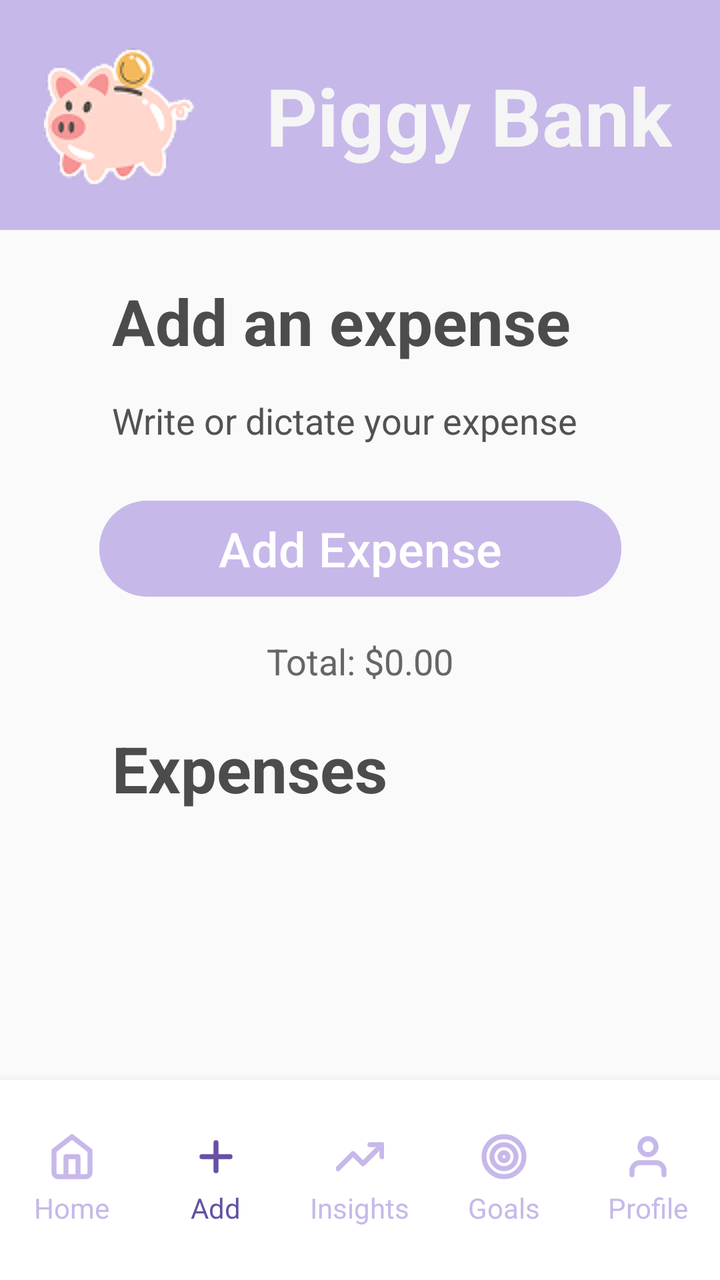
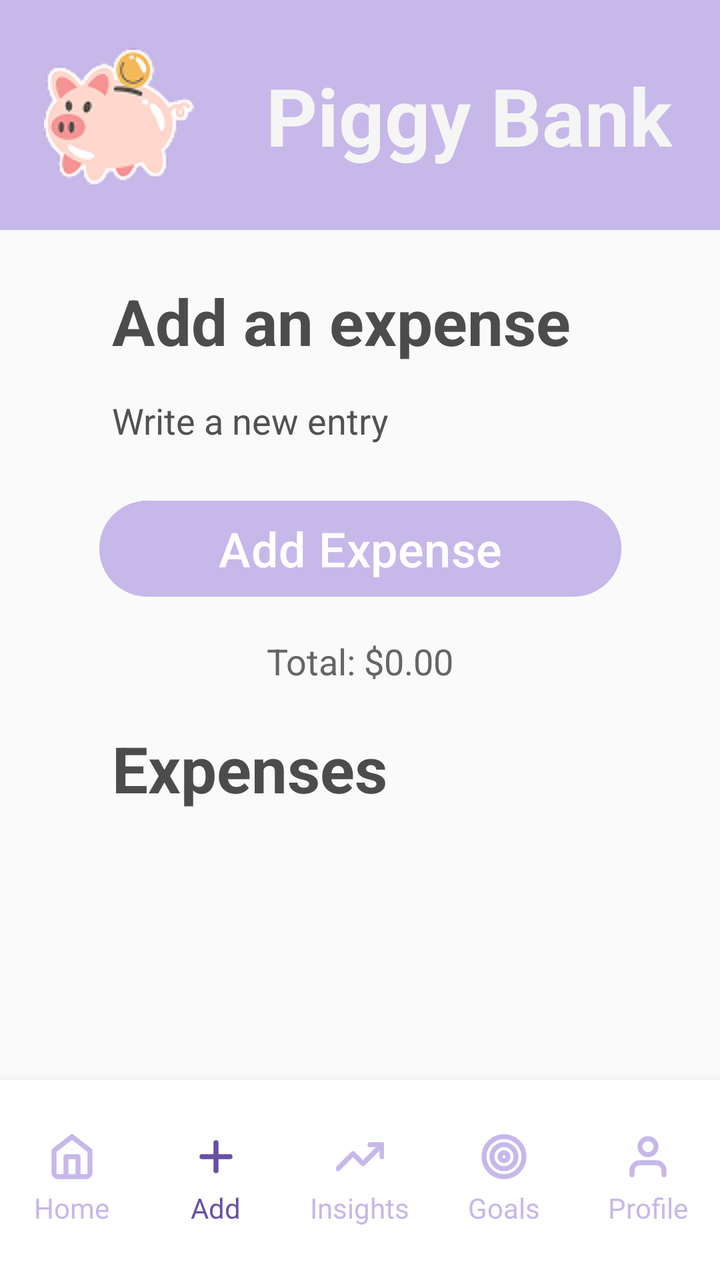

An Android layout rendered at two revisions. The XML below is the earlier revision; the diff shows what the commit changed to produce the second picture.
<!-- AndroidManifest.xml: application theme Theme.PiggyBank -->
<!-- res/layout/activity_add_expense.xml -->
<?xml version="1.0" encoding="utf-8"?>
<androidx.constraintlayout.widget.ConstraintLayout
    xmlns:android="http://schemas.android.com/apk/res/android"
    xmlns:app="http://schemas.android.com/apk/res-auto"
    android:layout_width="match_parent"
    android:layout_height="match_parent"
    android:background="#FAFAFA">

    
    <View
        android:id="@+id/headerBackground"
        android:layout_width="0dp"
        android:layout_height="115dp"
        android:background="#C7B8EA"
        app:layout_constraintTop_toTopOf="parent"
        app:layout_constraintStart_toStartOf="parent"
        app:layout_constraintEnd_toEndOf="parent"/>

    <ImageView
        android:id="@+id/logoPig"
        android:layout_width="75dp"
        android:layout_height="106dp"
        android:layout_marginStart="22dp"
        android:layout_marginTop="9dp"
        android:src="@drawable/logopiggyhome"
        android:scaleType="fitCenter"
        app:layout_constraintStart_toStartOf="parent"
        app:layout_constraintTop_toTopOf="parent"/>

    <TextView
        android:id="@+id/tvAppName"
        android:layout_width="wrap_content"
        android:layout_height="wrap_content"
        android:text="Piggy Bank"
        android:textSize="40sp"
        android:textColor="#F5F5F5"
        android:textStyle="bold"
        android:layout_marginEnd="24dp"
        app:layout_constraintEnd_toEndOf="parent"
        app:layout_constraintTop_toTopOf="@id/headerBackground"
        app:layout_constraintBottom_toBottomOf="@id/headerBackground"/>

    

    <ImageView
        android:id="@+id/btnBack"
        android:layout_width="35dp"
        android:layout_height="35dp"
        android:layout_marginStart="10dp"
        android:layout_marginTop="24dp"
        app:layout_constraintStart_toStartOf="parent"
        app:layout_constraintTop_toBottomOf="@id/headerBackground"/>

    <TextView
        android:id="@+id/tvAddExpenseTitle"
        android:layout_width="wrap_content"
        android:layout_height="wrap_content"
        android:text="Add an expense"
        android:textSize="32sp"
        android:textColor="#4C4C4C"
        android:textStyle="bold"
        android:layout_marginStart="56dp"
        app:layout_constraintStart_toStartOf="@id/headerBackground"
        app:layout_constraintTop_toTopOf="@id/btnBack"/>

    <TextView
        android:id="@+id/tvAddExpenseSubtitle"
        android:layout_width="wrap_content"
        android:layout_height="wrap_content"
        android:text="Write or dictate your expense"
        android:textSize="18sp"
        android:textColor="#525252"
        android:layout_marginTop="16dp"
        app:layout_constraintStart_toStartOf="@id/tvAddExpenseTitle"
        app:layout_constraintTop_toBottomOf="@id/tvAddExpenseTitle"/>

    
    <Button
        android:id="@+id/btnAddExpense"
        android:layout_width="261dp"
        android:layout_height="wrap_content"
        android:minHeight="56dp"
        android:text="Add Expense"
        android:textSize="24sp"
        android:textColor="#FFFFFF"
        android:backgroundTint="#C7B8EA"
        android:textAllCaps="false"
        android:layout_marginTop="24dp"
        app:layout_constraintTop_toBottomOf="@id/tvAddExpenseSubtitle"
        app:layout_constraintStart_toStartOf="parent"
        app:layout_constraintEnd_toEndOf="parent"/>

    
    <TextView
        android:id="@+id/tvTotalExpenses"
        android:layout_width="wrap_content"
        android:layout_height="wrap_content"
        android:text="Total: $0.00"
        android:textSize="18sp"
        android:textColor="#666666"
        android:layout_marginTop="16dp"
        app:layout_constraintTop_toBottomOf="@id/btnAddExpense"
        app:layout_constraintStart_toStartOf="parent"
        app:layout_constraintEnd_toEndOf="parent"/>

    

    <TextView
        android:id="@+id/tvExpensesTitle"
        android:layout_width="wrap_content"
        android:layout_height="wrap_content"
        android:text="Expenses"
        android:textSize="32sp"
        android:textColor="#4C4C4C"
        android:textStyle="bold"
        android:layout_marginTop="20dp"
        app:layout_constraintStart_toStartOf="@id/tvAddExpenseTitle"
        app:layout_constraintTop_toBottomOf="@id/tvTotalExpenses"/>

    <androidx.recyclerview.widget.RecyclerView
        android:id="@+id/rvExpenses"
        android:layout_width="326dp"
        android:layout_height="0dp"
        android:layout_marginTop="16dp"
        app:layout_constraintTop_toBottomOf="@id/tvExpensesTitle"
        app:layout_constraintStart_toStartOf="parent"
        app:layout_constraintEnd_toEndOf="parent"
        app:layout_constraintBottom_toTopOf="@id/bottomMenu"/>

    
    <LinearLayout
        android:id="@+id/bottomMenu"
        android:layout_width="0dp"
        android:layout_height="100dp"
        android:orientation="horizontal"
        android:background="#FFFFFF"
        android:gravity="center"
        android:elevation="8dp"
        app:layout_constraintBottom_toBottomOf="parent"
        app:layout_constraintStart_toStartOf="parent"
        app:layout_constraintEnd_toEndOf="parent">

        
        <LinearLayout
            android:id="@+id/menuHome"
            android:layout_width="0dp"
            android:layout_height="wrap_content"
            android:layout_weight="1"
            android:orientation="vertical"
            android:gravity="center">
            <ImageView
                android:id="@+id/iconHome"
                android:layout_width="24dp"
                android:layout_height="24dp"
                android:src="@drawable/ic_home"
                app:tint="#C7B8EA"/>
            <TextView
                android:id="@+id/textHome"
                android:layout_width="wrap_content"
                android:layout_height="wrap_content"
                android:text="Home"
                android:textSize="14sp"
                android:textColor="#C7B8EA"
                android:layout_marginTop="4dp"/>
        </LinearLayout>

        
        <LinearLayout
            android:id="@+id/menuAdd"
            android:layout_width="0dp"
            android:layout_height="wrap_content"
            android:layout_weight="1"
            android:orientation="vertical"
            android:gravity="center">
            <ImageView
                android:id="@+id/iconAdd"
                android:layout_width="24dp"
                android:layout_height="24dp"
                android:src="@drawable/ic_plus"
                app:tint="#6750A4"/>
            <TextView
                android:id="@+id/textAdd"
                android:layout_width="wrap_content"
                android:layout_height="wrap_content"
                android:text="Add"
                android:textSize="14sp"
                android:textColor="#6750A4"
                android:layout_marginTop="4dp"/>
        </LinearLayout>

        
        <LinearLayout
            android:id="@+id/menuInsights"
            android:layout_width="0dp"
            android:layout_height="wrap_content"
            android:layout_weight="1"
            android:orientation="vertical"
            android:gravity="center">
            <ImageView
                android:id="@+id/iconInsights"
                android:layout_width="24dp"
                android:layout_height="24dp"
                android:src="@drawable/ic_insights"
                app:tint="#C7B8EA"/>
            <TextView
                android:id="@+id/textInsights"
                android:layout_width="wrap_content"
                android:layout_height="wrap_content"
                android:text="Insights"
                android:textSize="14sp"
                android:textColor="#C7B8EA"
                android:layout_marginTop="4dp"/>
        </LinearLayout>

        
        <LinearLayout
            android:id="@+id/menuGoals"
            android:layout_width="0dp"
            android:layout_height="wrap_content"
            android:layout_weight="1"
            android:orientation="vertical"
            android:gravity="center">
            <ImageView
                android:id="@+id/iconGoals"
                android:layout_width="24dp"
                android:layout_height="24dp"
                android:src="@drawable/ic_goals"
                app:tint="#C7B8EA"/>
            <TextView
                android:id="@+id/textGoals"
                android:layout_width="wrap_content"
                android:layout_height="wrap_content"
                android:text="Goals"
                android:textSize="14sp"
                android:textColor="#C7B8EA"
                android:layout_marginTop="4dp"/>
        </LinearLayout>

        
        <LinearLayout
            android:id="@+id/menuProfile"
            android:layout_width="0dp"
            android:layout_height="wrap_content"
            android:layout_weight="1"
            android:orientation="vertical"
            android:gravity="center">
            <ImageView
                android:id="@+id/iconProfile"
                android:layout_width="24dp"
                android:layout_height="24dp"
                android:src="@drawable/ic_profile"
                app:tint="#C7B8EA"/>
            <TextView
                android:id="@+id/textProfile"
                android:layout_width="wrap_content"
                android:layout_height="wrap_content"
                android:text="Profile"
                android:textSize="14sp"
                android:textColor="#C7B8EA"
                android:layout_marginTop="4dp"/>
        </LinearLayout>

    </LinearLayout>

</androidx.constraintlayout.widget.ConstraintLayout>
<!-- resources referenced by this layout -->
<resources>
  <!-- drawable ic_goals (drawable) -->
  <vector xmlns:android="http://schemas.android.com/apk/res/android"
      android:width="24dp"
      android:height="24dp"
      android:viewportWidth="24"
      android:viewportHeight="24">
    <path
        android:pathData="M12,22C17.523,22 22,17.523 22,12C22,6.477 17.523,2 12,2C6.477,2 2,6.477 2,12C2,17.523 6.477,22 12,22Z"
        android:strokeLineJoin="round"
        android:strokeWidth="2.5"
        android:fillColor="#00000000"
        android:strokeColor="#C7B8EA"
        android:strokeLineCap="round"/>
    <path
        android:pathData="M12,18C15.314,18 18,15.314 18,12C18,8.686 15.314,6 12,6C8.686,6 6,8.686 6,12C6,15.314 8.686,18 12,18Z"
        android:strokeLineJoin="round"
        android:strokeWidth="2.5"
        android:fillColor="#00000000"
        android:strokeColor="#C7B8EA"
        android:strokeLineCap="round"/>
    <path
        android:pathData="M12,14C13.105,14 14,13.105 14,12C14,10.895 13.105,10 12,10C10.895,10 10,10.895 10,12C10,13.105 10.895,14 12,14Z"
        android:strokeLineJoin="round"
        android:strokeWidth="2.5"
        android:fillColor="#00000000"
        android:strokeColor="#C7B8EA"
        android:strokeLineCap="round"/>
  </vector>
  <!-- drawable ic_home (drawable) -->
  <vector xmlns:android="http://schemas.android.com/apk/res/android"
      android:width="24dp"
      android:height="24dp"
      android:viewportWidth="24"
      android:viewportHeight="24">
    <path
        android:pathData="M9,22V12H15V22M3,9L12,2L21,9V20C21,20.53 20.789,21.039 20.414,21.414C20.039,21.789 19.53,22 19,22H5C4.47,22 3.961,21.789 3.586,21.414C3.211,21.039 3,20.53 3,20V9Z"
        android:strokeLineJoin="round"
        android:strokeWidth="2.5"
        android:fillColor="#00000000"
        android:strokeColor="#6750A4"
        android:strokeLineCap="round"/>
  </vector>
  <!-- drawable ic_insights (drawable) -->
  <vector xmlns:android="http://schemas.android.com/apk/res/android"
      android:width="24dp"
      android:height="24dp"
      android:viewportWidth="24"
      android:viewportHeight="24">
    <group>
      <clip-path
          android:pathData="M0,0h24v24h-24z"/>
      <path
          android:pathData="M23,6L13.5,15.5L8.5,10.5L1,18M23,6H17M23,6V12"
          android:strokeLineJoin="round"
          android:strokeWidth="2.5"
          android:fillColor="#00000000"
          android:strokeColor="#C7B8EA"
          android:strokeLineCap="round"/>
    </group>
  </vector>
  <!-- drawable ic_plus (drawable) -->
  <vector xmlns:android="http://schemas.android.com/apk/res/android"
      android:width="24dp"
      android:height="24dp"
      android:viewportWidth="24"
      android:viewportHeight="24">
    <path
        android:pathData="M12,5V19M5,12H19"
        android:strokeLineJoin="round"
        android:strokeWidth="2.5"
        android:fillColor="#00000000"
        android:strokeColor="#C7B8EA"
        android:strokeLineCap="round"/>
  </vector>
  <!-- drawable ic_profile (drawable) -->
  <vector xmlns:android="http://schemas.android.com/apk/res/android"
      android:width="24dp"
      android:height="24dp"
      android:viewportWidth="24"
      android:viewportHeight="24">
    <path
        android:pathData="M20,21V19C20,17.939 19.579,16.922 18.828,16.172C18.078,15.421 17.061,15 16,15H8C6.939,15 5.922,15.421 5.172,16.172C4.421,16.922 4,17.939 4,19V21M16,7C16,9.209 14.209,11 12,11C9.791,11 8,9.209 8,7C8,4.791 9.791,3 12,3C14.209,3 16,4.791 16,7Z"
        android:strokeLineJoin="round"
        android:strokeWidth="2.5"
        android:fillColor="#00000000"
        android:strokeColor="#C7B8EA"
        android:strokeLineCap="round"/>
  </vector>
  <!-- drawable logopiggyhome: png bitmap (drawable, 7538 bytes) -->
  <style name="Theme.PiggyBank" parent="Base.Theme.PiggyBank" />
  <style name="Base.Theme.PiggyBank" parent="Theme.Material3.DayNight.NoActionBar">
          
          
      </style>
</resources>

<!-- the commit's change to res/layout/activity_add_expense.xml (unified diff, before → after) -->
@@ -67,7 +67,7 @@
         android:id="@+id/tvAddExpenseSubtitle"
         android:layout_width="wrap_content"
         android:layout_height="wrap_content"
-        android:text="Write or dictate your expense"
+        android:text="Write a new entry"
         android:textSize="18sp"
         android:textColor="#525252"
         android:layout_marginTop="16dp"
